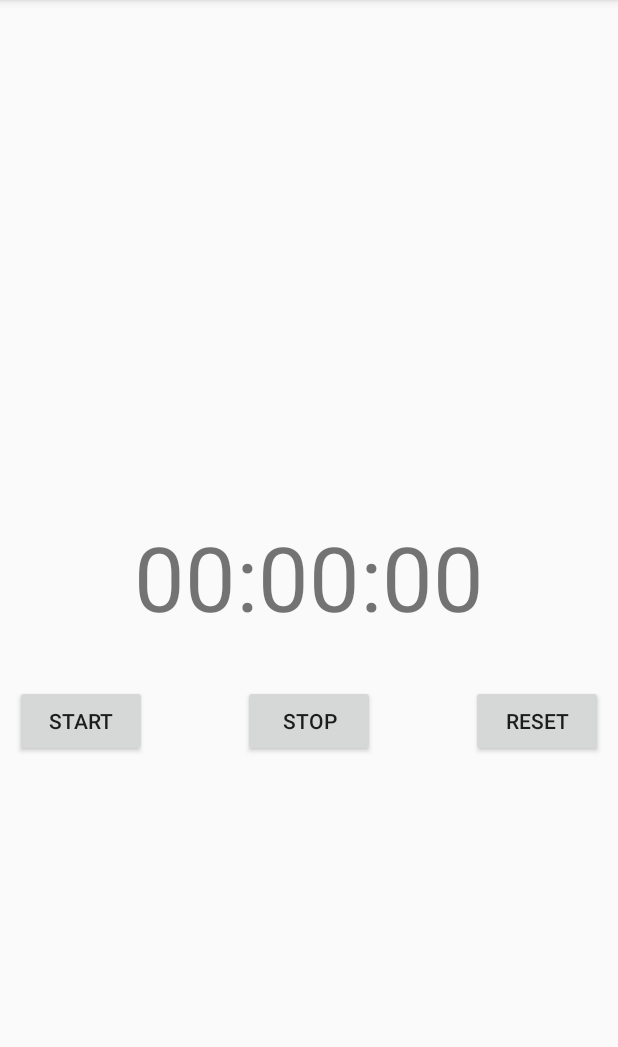
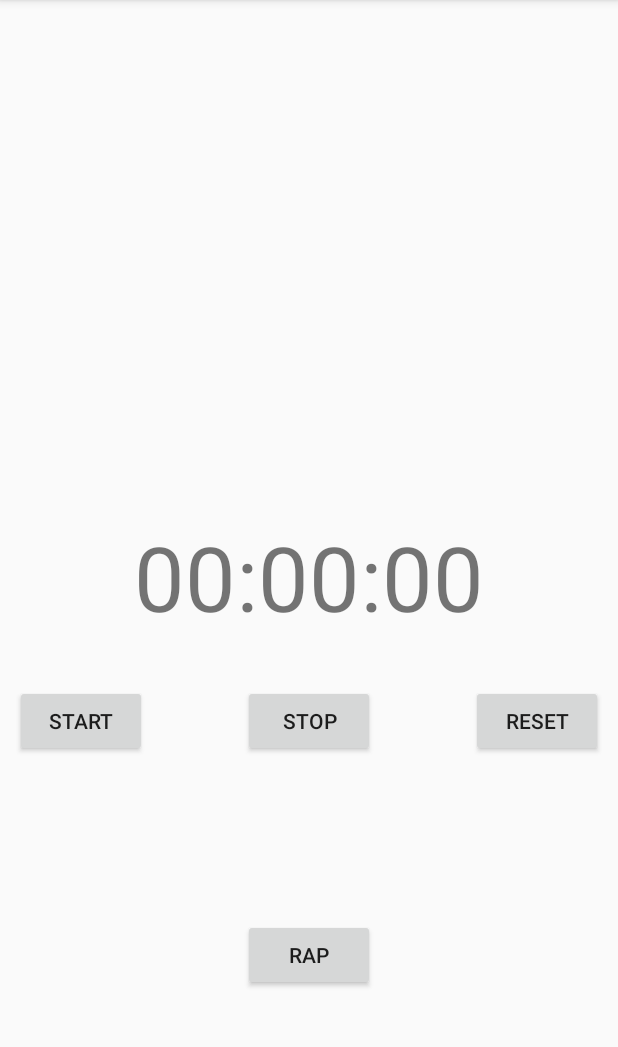
Before and after one commit to mizukmb/exercise-android-Stopwatch, an Android app: the screen it shows after launch (MainActivity), on a phone screen of 412 x 824 dp, the part 84-1131 px from its top. Run offline under Robolectric (Android 15) with nearby library versions, the phone set to English and light mode, and no system bars.

Commit message:
Record and display rap time

```diff
--- a/app/build.gradle
+++ b/app/build.gradle
@@ -30,4 +30,5 @@ dependencies {
     testImplementation 'junit:junit:4.12'
     androidTestImplementation 'com.android.support.test:runner:1.0.2'
     androidTestImplementation 'com.android.support.test.espresso:espresso-core:3.0.2'
+    implementation 'com.android.support:recyclerview-v7:28.0.0-alpha3'
 }
--- a/app/src/main/java/com/example/stopwatch/MainActivity.kt
+++ b/app/src/main/java/com/example/stopwatch/MainActivity.kt
@@ -3,6 +3,9 @@ package com.example.stopwatch
 import android.support.v7.app.AppCompatActivity
 import android.os.Bundle
 import android.os.Handler
+import android.support.v7.widget.LinearLayoutManager
+import android.support.v7.widget.RecyclerView
+import android.util.Log
 import android.widget.Button
 import android.widget.TextView
 
@@ -18,6 +21,12 @@ class MainActivity : AppCompatActivity() {
         val startButton = findViewById<Button>(R.id.start)
         val stopButton = findViewById<Button>(R.id.stop)
         val resetButton = findViewById<Button>(R.id.reset)
+        val rapButton = findViewById<Button>(R.id.rap_button)
+        val rapList = findViewById<RecyclerView>(R.id.rap_list)
+
+        val rapAdaptor = RapAdaptor(this)
+        rapList.adapter = rapAdaptor
+        rapList.layoutManager = LinearLayoutManager(this)
 
         val runnable = object : Runnable {
             override fun run() {
@@ -45,6 +54,12 @@ class MainActivity : AppCompatActivity() {
                 timeText.text = it
             }
         }
+
+        rapButton.setOnClickListener {
+            Log.d("debug", "Called!!")
+            rapAdaptor.addRap(timeText.text.toString())
+            rapAdaptor.notifyDataSetChanged()
+        }
     }
 
     private fun timeToText(time: Int = 0): String? {
--- /dev/null
+++ b/app/src/main/java/com/example/stopwatch/RapAdaptor.kt
@@ -0,0 +1,38 @@
+package com.example.stopwatch
+
+import android.content.Context
+import android.support.v7.widget.RecyclerView
+import android.view.LayoutInflater
+import android.view.View
+import android.view.ViewGroup
+import android.widget.TextView
+
+
+class RapAdaptor(val context: Context): RecyclerView.Adapter<RapAdaptor.RapHolder>() {
+    private val items: ArrayList<String> = ArrayList()
+
+    override fun onCreateViewHolder(p0: ViewGroup, p1: Int): RapHolder {
+        return RapHolder(LayoutInflater.from(context).inflate(R.layout.item_rap, p0, false))
+    }
+
+    override fun getItemCount(): Int {
+        return items.size
+    }
+
+    override fun onBindViewHolder(p0: RapHolder, index: Int) {
+        p0.onBind(items.get(index))
+    }
+
+    fun addRap(rap: String) {
+        items.add(0, rap)
+    }
+
+    inner class RapHolder(item: View): RecyclerView.ViewHolder(item) {
+        private var item: View = item
+
+        fun onBind(rapTime: String) {
+            val rapLabel = item.findViewById<TextView>(R.id.rap_label)
+            rapLabel.text = rapTime
+        }
+    }
+}
--- a/app/src/main/res/layout/activity_main.xml
+++ b/app/src/main/res/layout/activity_main.xml
@@ -42,5 +42,21 @@
         android:text="Reset"
         app:layout_constraintEnd_toEndOf="parent"
         app:layout_constraintStart_toEndOf="@+id/stop" app:layout_constraintTop_toBottomOf="@+id/timeText"/>
+    <Button
+        android:id="@+id/rap_button"
+        android:layout_height="wrap_content"
+        android:layout_marginBottom="8dp" android:layout_marginEnd="8dp"
+        android:layout_marginStart="8dp" android:layout_marginTop="8dp"
+        android:layout_width="wrap_content" android:text="RAP"
+        app:layout_constraintBottom_toBottomOf="parent"
+        app:layout_constraintEnd_toEndOf="parent"
+        app:layout_constraintStart_toStartOf="parent" app:layout_constraintTop_toBottomOf="@+id/stop"/>
+    <android.support.v7.widget.RecyclerView
+        android:id="@+id/rap_list"
+        android:layout_height="0dp" android:layout_marginBottom="8dp"
+        android:layout_marginEnd="8dp" android:layout_marginStart="8dp"
+        android:layout_marginTop="8dp" android:layout_width="0dp"
+        app:layout_constraintBottom_toTopOf="@+id/timeText" app:layout_constraintEnd_toEndOf="parent"
+        app:layout_constraintStart_toStartOf="parent" app:layout_constraintTop_toTopOf="parent"/>
 
 </android.support.constraint.ConstraintLayout>
```
Also changed, not shown: app/src/main/res/layout/item_rap.xml (added, +16 -0 lines).
